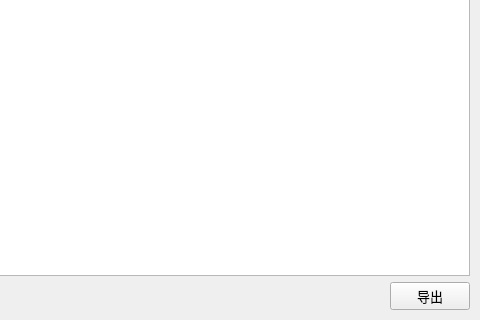
The window that module_equipment/equipmentpage.ui (Urruna/LabAssetManager) describes before a commit, drawn with Qt 5; both pictures show x 340 to 820 and y 267 to 587 of the 820 by 587 pixel window.
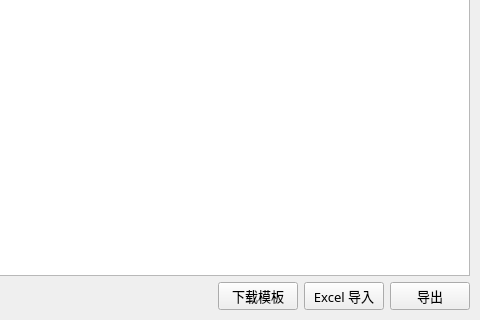
The same window after the commit.

```diff
--- a/module_equipment/equipmentpage.ui
+++ b/module_equipment/equipmentpage.ui
@@ -171,6 +171,20 @@
        </property>
       </spacer>
      </item>
+     <item>
+      <widget class="QPushButton" name="btn_download_template">
+       <property name="text">
+        <string>下载模板</string>
+       </property>
+      </widget>
+     </item>
+     <item>
+      <widget class="QPushButton" name="btn_import_excel">
+       <property name="text">
+        <string>Excel 导入</string>
+       </property>
+      </widget>
+     </item>
      <item>
       <widget class="QPushButton" name="btn_export_equipment">
        <property name="text">
```
